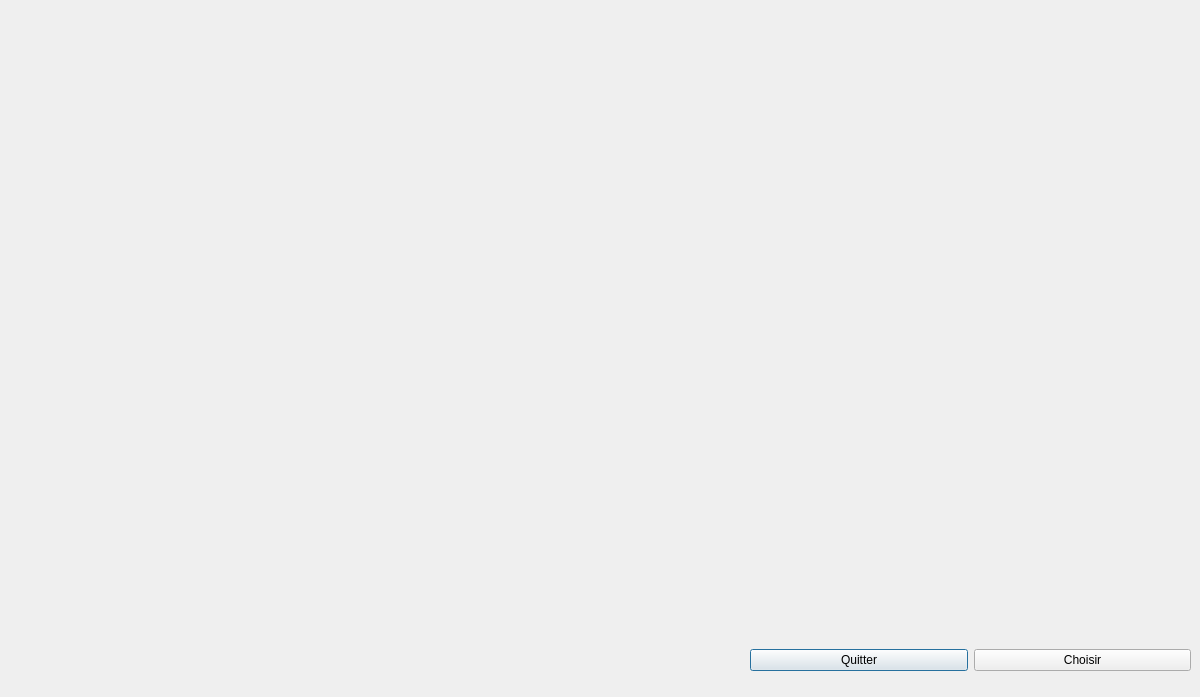
Before: the Qt Designer form APPLICATIONQT/biblio_images.ui in BUT-Informatique-Calais/star-reduction-groupe-15, drawn with Qt 5.
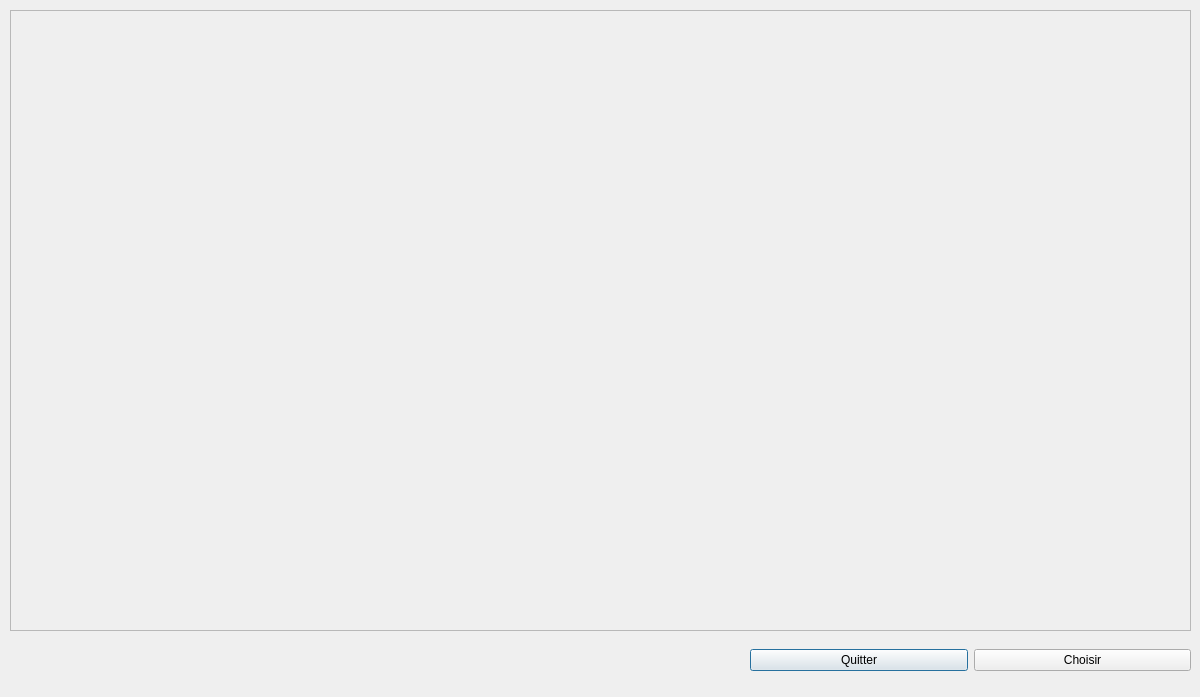
After: the same form once the commit is applied.

Commit message: amelioration biblio image

```diff
--- a/APPLICATIONQT/biblio_images.ui
+++ b/APPLICATIONQT/biblio_images.ui
@@ -13,17 +13,6 @@
   <property name="windowTitle">
    <string>Dialog</string>
   </property>
-  <widget class="QWidget" name="gridLayoutWidget">
-   <property name="geometry">
-    <rect>
-     <x>10</x>
-     <y>10</y>
-     <width>1181</width>
-     <height>621</height>
-    </rect>
-   </property>
-   <layout class="QGridLayout" name="grid_img_display"/>
-  </widget>
   <widget class="QWidget" name="horizontalLayoutWidget">
    <property name="geometry">
     <rect>
@@ -50,6 +39,29 @@
     </item>
    </layout>
   </widget>
+  <widget class="QScrollArea" name="scrollPictures">
+   <property name="geometry">
+    <rect>
+     <x>10</x>
+     <y>10</y>
+     <width>1181</width>
+     <height>621</height>
+    </rect>
+   </property>
+   <property name="widgetResizable">
+    <bool>true</bool>
+   </property>
+   <widget class="QWidget" name="scroll_pictures">
+    <property name="geometry">
+     <rect>
+      <x>0</x>
+      <y>0</y>
+      <width>1179</width>
+      <height>619</height>
+     </rect>
+    </property>
+   </widget>
+  </widget>
  </widget>
  <resources/>
  <connections/>
```
The commit also changes 2 other files.
